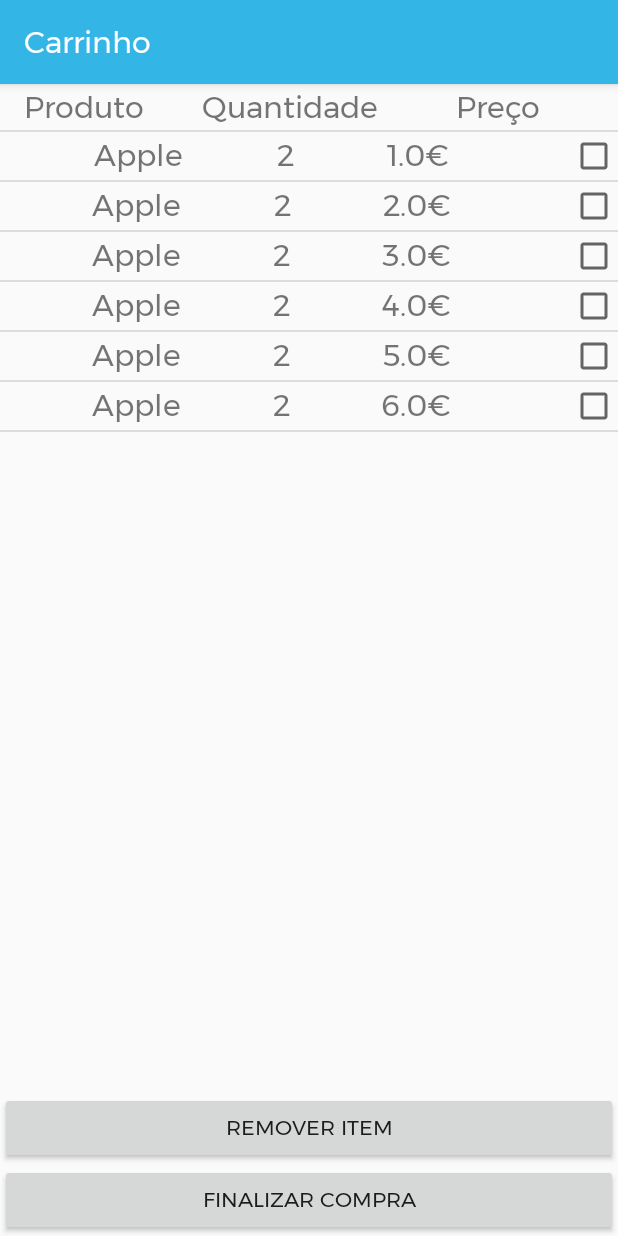
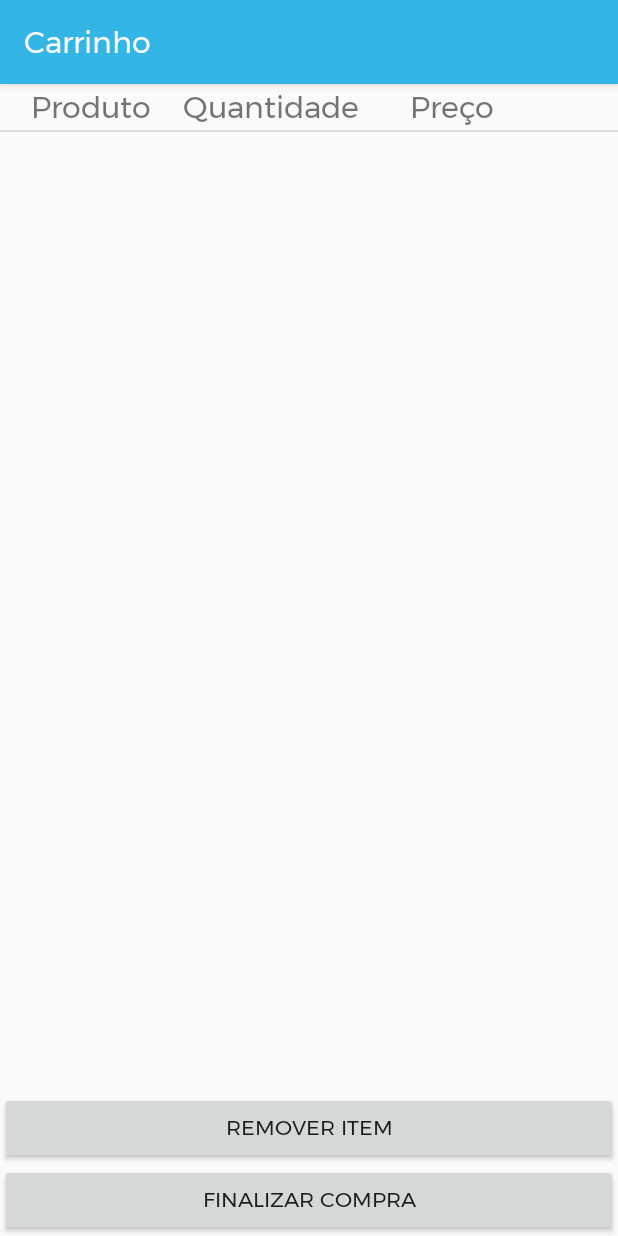
Before and after one commit to abgrilo4/ipm_ezgroceries, an Android app: the CheckCart screen opened directly, with no data from a screen before it, on a phone screen of 412 x 824 dp. Run offline under Robolectric (Android 15) with nearby library versions, the phone set to English and light mode, and no system bars.

Commit message:
some changes to ui

```diff
--- a/app/src/main/java/com/example/ezgroceries/CheckCart.java
+++ b/app/src/main/java/com/example/ezgroceries/CheckCart.java
@@ -7,13 +7,12 @@ import androidx.appcompat.widget.Toolbar;
 
 import android.content.Intent;
 import android.os.Bundle;
-import android.util.SparseBooleanArray;
 import android.view.MenuItem;
 import android.view.View;
-import android.widget.Adapter;
-import android.widget.ArrayAdapter;
 import android.widget.Button;
 import android.widget.ListView;
+
+import com.example.ezgroceries.ui.Produtos.Produto;
 
 import java.util.ArrayList;
 
@@ -29,14 +28,23 @@ public class CheckCart extends AppCompatActivity {
         super.onCreate(savedInstanceState);
         setContentView(R.layout.activity_check_cart);
 
+
         listaPlaceholder = new ArrayList<>();
+
         listaPlaceholder.add(new String());
+        /*
         listaPlaceholder.add(new Product("Apple",2 , 1.0f));
         listaPlaceholder.add(new Product("Apple",2 , 2.0f));
         listaPlaceholder.add(new Product("Apple",2 , 3.0f));
         listaPlaceholder.add(new Product("Apple",2 , 4.0f));
         listaPlaceholder.add(new Product("Apple",2 , 5.0f));
         listaPlaceholder.add(new Product("Apple",2 , 6.0f));
+
+         */
+
+        ArrayList<Produto> listaTeste = new ArrayList<>();
+        listaTeste = ((AppClass)this.getApplication()).getCarrinho();
+
 
 
         Toolbar myToolbar = (Toolbar) findViewById(R.id.my_toolbar);
--- a/app/src/main/res/layout/header.xml
+++ b/app/src/main/res/layout/header.xml
@@ -5,10 +5,10 @@
     android:layout_width="match_parent" android:layout_height="match_parent"
     android:stretchColumns="*">
 
-    <LinearLayout
+    <androidx.constraintlayout.widget.ConstraintLayout
         android:layout_width="match_parent"
         android:layout_height="match_parent"
-        android:layout_marginEnd="24dp"
+        android:layout_marginEnd="50dp"
         android:orientation="horizontal"
         app:layout_constraintEnd_toEndOf="parent">
 
@@ -16,29 +16,34 @@
             android:id="@+id/headerName"
             android:layout_width="0dp"
             android:layout_height="wrap_content"
-            android:layout_weight="1"
-            android:text="Nome"
+            android:text="TextView"
             android:textAlignment="center"
-            android:textSize="20dp" />
+            android:textSize="20dp"
+            app:layout_constraintEnd_toStartOf="@+id/headerNumber"
+            app:layout_constraintStart_toStartOf="parent"
+            app:layout_constraintTop_toTopOf="parent" />
 
         <TextView
             android:id="@+id/headerNumber"
             android:layout_width="0dp"
             android:layout_height="wrap_content"
-            android:layout_weight="1.5"
-            android:text="Quantidade"
+            android:text="TextView"
             android:textAlignment="center"
-            android:textSize="20dp" />
+            android:textSize="20dp"
+            app:layout_constraintEnd_toStartOf="@+id/headerPrice"
+            app:layout_constraintStart_toEndOf="@+id/headerName"
+            app:layout_constraintTop_toTopOf="parent" />
 
         <TextView
             android:id="@+id/headerPrice"
             android:layout_width="0dp"
             android:layout_height="wrap_content"
-            android:layout_weight="1"
-            android:text="Preço"
+            android:text="TextView"
             android:textAlignment="center"
-            android:textSize="20dp" />
-
-    </LinearLayout>
+            android:textSize="20dp"
+            app:layout_constraintEnd_toEndOf="parent"
+            app:layout_constraintStart_toEndOf="@+id/headerNumber"
+            app:layout_constraintTop_toTopOf="parent" />
+    </androidx.constraintlayout.widget.ConstraintLayout>
 
 </androidx.constraintlayout.widget.ConstraintLayout>
--- a/app/src/main/res/layout/rowlayout.xml
+++ b/app/src/main/res/layout/rowlayout.xml
@@ -7,9 +7,10 @@
 
     <TextView
         android:id="@+id/rowName"
-        android:layout_width="wrap_content"
+        android:layout_width="0dp"
         android:layout_height="wrap_content"
         android:text="TextView"
+        android:textAlignment="center"
         android:textSize="20dp"
         app:layout_constraintEnd_toStartOf="@+id/rowNumber"
         app:layout_constraintStart_toStartOf="parent"
@@ -17,9 +18,10 @@
 
     <TextView
         android:id="@+id/rowNumber"
-        android:layout_width="wrap_content"
+        android:layout_width="0dp"
         android:layout_height="wrap_content"
         android:text="TextView"
+        android:textAlignment="center"
         android:textSize="20dp"
         app:layout_constraintEnd_toStartOf="@+id/rowPrice"
         app:layout_constraintStart_toEndOf="@+id/rowName"
@@ -27,10 +29,11 @@
 
     <TextView
         android:id="@+id/rowPrice"
-        android:layout_width="wrap_content"
+        android:layout_width="0dp"
         android:layout_height="wrap_content"
         android:layout_marginEnd="50dp"
         android:text="TextView"
+        android:textAlignment="center"
         android:textSize="20dp"
         app:layout_constraintEnd_toEndOf="parent"
         app:layout_constraintStart_toEndOf="@+id/rowNumber"
```
